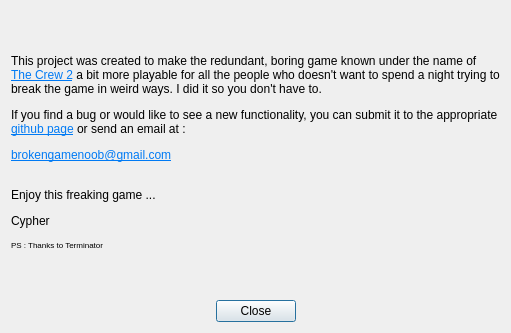
First picture: the form in BrokenTC2/Utils/Dialog_About.ui, repository BrokenGameNoob/BrokenTC2, before the edit.
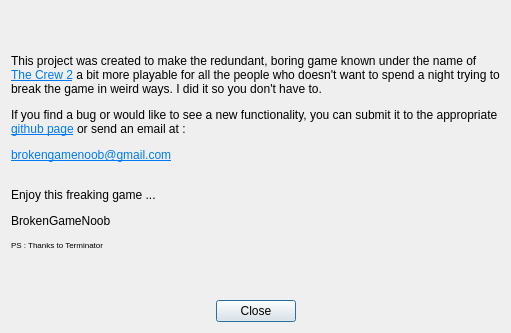
Second picture: the form after the edit. Icons and pictures are not drawn.

The edit to the form file:
```diff
--- a/BrokenTC2/Utils/Dialog_About.ui
+++ b/BrokenTC2/Utils/Dialog_About.ui
@@ -23,7 +23,7 @@
    <item>
     <widget class="QLabel" name="lbl_pic">
      <property name="text">
-      <string>&lt;html&gt;&lt;head/&gt;&lt;body&gt;&lt;p&gt;This project was created to make the redundant, boring game known under the name of &lt;a href=&quot;https://www.ubisoft.com/fr-fr/game/the-crew/the-crew-2&quot;&gt;&lt;span style=&quot; text-decoration: underline; color:#007af4;&quot;&gt;The Crew 2&lt;/span&gt;&lt;/a&gt; a bit more playable for all the people who doesn't want to spend a night trying to break the game in weird ways. I did it so you don't have to.&lt;/p&gt;&lt;p&gt;If you find a bug or would like to see a new functionality, you can submit it to the appropriate &lt;a href=&quot;https://github.com/BrokenGameNoob/BrokenTC2/issues&quot;&gt;&lt;span style=&quot; text-decoration: underline; color:#007af4;&quot;&gt;github page&lt;/span&gt;&lt;/a&gt; or send an email at : &lt;/p&gt;&lt;p&gt;&lt;a href=&quot;mailto:brokengamenoob@gmail.com&quot;&gt;&lt;span style=&quot; text-decoration: underline; color:#007af4;&quot;&gt;brokengamenoob@gmail.com&lt;/span&gt;&lt;/a&gt;&lt;br/&gt;&lt;/p&gt;&lt;p&gt;Enjoy this freaking game ... &lt;/p&gt;&lt;p&gt;&lt;img src=&quot;:/img/img/softPic.png&quot; height=&quot;70&quot; style=&quot;float: right;&quot;/&gt;Cypher&lt;/p&gt;&lt;p&gt;&lt;span style=&quot; font-size:6pt;&quot;&gt;PS : Thanks to Terminator&lt;/span&gt;&lt;/p&gt;&lt;/body&gt;&lt;/html&gt;</string>
+      <string>&lt;html&gt;&lt;head/&gt;&lt;body&gt;&lt;p&gt;This project was created to make the redundant, boring game known under the name of &lt;a href=&quot;https://www.ubisoft.com/fr-fr/game/the-crew/the-crew-2&quot;&gt;&lt;span style=&quot; text-decoration: underline; color:#007af4;&quot;&gt;The Crew 2&lt;/span&gt;&lt;/a&gt; a bit more playable for all the people who doesn't want to spend a night trying to break the game in weird ways. I did it so you don't have to.&lt;/p&gt;&lt;p&gt;If you find a bug or would like to see a new functionality, you can submit it to the appropriate &lt;a href=&quot;https://github.com/BrokenGameNoob/BrokenTC2/issues&quot;&gt;&lt;span style=&quot; text-decoration: underline; color:#007af4;&quot;&gt;github page&lt;/span&gt;&lt;/a&gt; or send an email at : &lt;/p&gt;&lt;p&gt;&lt;a href=&quot;mailto:brokengamenoob@gmail.com&quot;&gt;&lt;span style=&quot; text-decoration: underline; color:#007af4;&quot;&gt;brokengamenoob@gmail.com&lt;/span&gt;&lt;/a&gt;&lt;br/&gt;&lt;/p&gt;&lt;p&gt;Enjoy this freaking game ... &lt;/p&gt;&lt;p&gt;BrokenGameNoob&lt;/p&gt;&lt;p&gt;&lt;span style=&quot; font-size:6pt;&quot;&gt;PS : Thanks to Terminator&lt;/span&gt;&lt;/p&gt;&lt;/body&gt;&lt;/html&gt;</string>
      </property>
      <property name="scaledContents">
       <bool>true</bool>
```
